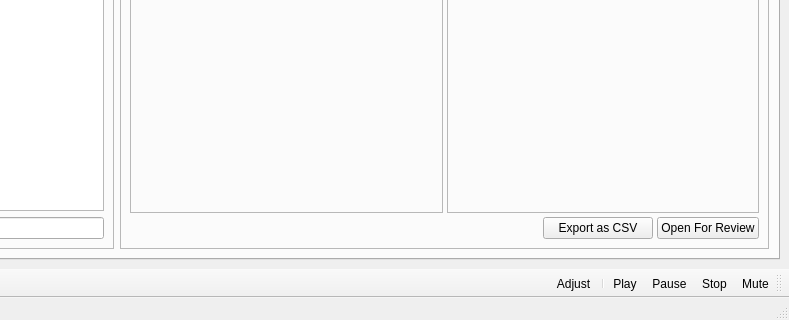
Qt form qtsrc/eyeplus/mainwindow.ui (starshine-bcit/eyeplus) before a commit; both pictures show x 231 to 1020 and y 405 to 725 of the 1020 by 725 pixel window.
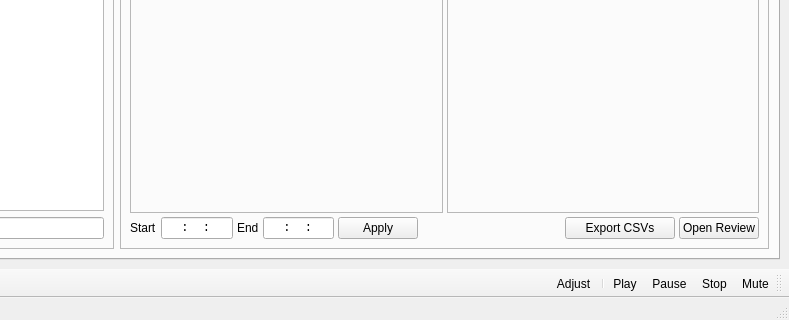
The same form after that commit. Icons and pictures are not drawn.

Commit message: Add GUI elements to choose selected start and end analysis times Add input validation for start and end times Adjust database methods to return data only between given timestamps Adjust text summary / charts to work with less than all input data

Diff of the .ui file:
```diff
--- a/qtsrc/eyeplus/mainwindow.ui
+++ b/qtsrc/eyeplus/mainwindow.ui
@@ -242,7 +242,89 @@
             </layout>
            </item>
            <item>
-            <layout class="QHBoxLayout" name="horizontalLayoutSummaryButtons">
+            <layout class="QHBoxLayout" name="horizontalLayoutSummaryButtons" stretch="0,1,0,1,1,2,1,1">
+             <item>
+              <widget class="QLabel" name="labelStart">
+               <property name="text">
+                <string>Start</string>
+               </property>
+              </widget>
+             </item>
+             <item>
+              <widget class="QLineEdit" name="lineEditStartTime">
+               <property name="font">
+                <font>
+                 <family>Consolas</family>
+                </font>
+               </property>
+               <property name="layoutDirection">
+                <enum>Qt::LeftToRight</enum>
+               </property>
+               <property name="inputMask">
+                <string>00:99:99</string>
+               </property>
+               <property name="text">
+                <string>::</string>
+               </property>
+               <property name="maxLength">
+                <number>8</number>
+               </property>
+               <property name="cursorPosition">
+                <number>0</number>
+               </property>
+               <property name="alignment">
+                <set>Qt::AlignCenter</set>
+               </property>
+               <property name="placeholderText">
+                <string>00:00:00</string>
+               </property>
+              </widget>
+             </item>
+             <item>
+              <widget class="QLabel" name="labelEnd">
+               <property name="text">
+                <string>End</string>
+               </property>
+              </widget>
+             </item>
+             <item>
+              <widget class="QLineEdit" name="lineEditEndTime">
+               <property name="font">
+                <font>
+                 <family>Consolas</family>
+                </font>
+               </property>
+               <property name="inputMask">
+                <string>00:99:99</string>
+               </property>
+               <property name="text">
+                <string>::</string>
+               </property>
+               <property name="maxLength">
+                <number>8</number>
+               </property>
+               <property name="cursorPosition">
+                <number>0</number>
+               </property>
+               <property name="alignment">
+                <set>Qt::AlignCenter</set>
+               </property>
+               <property name="placeholderText">
+                <string>99:99:99</string>
+               </property>
+              </widget>
+             </item>
+             <item>
+              <widget class="QPushButton" name="pushButtonApplyParts">
+               <property name="text">
+                <string>Apply</string>
+               </property>
+               <property name="icon">
+                <iconset resource="icons.qrc">
+                 <normaloff>:/icons/check-check.svg</normaloff>:/icons/check-check.svg</iconset>
+               </property>
+              </widget>
+             </item>
              <item>
               <spacer name="horizontalSpacer">
                <property name="orientation">
@@ -268,7 +350,7 @@
                 <string>Export a series for the selected run only</string>
                </property>
                <property name="text">
-                <string>Export as CSV</string>
+                <string>Export CSVs</string>
                </property>
                <property name="icon">
                 <iconset resource="icons.qrc">
@@ -282,7 +364,7 @@
                 <string>Open For individual review and playback</string>
                </property>
                <property name="text">
-                <string>Open For Review</string>
+                <string>Open Review</string>
                </property>
                <property name="icon">
                 <iconset resource="icons.qrc">
```
The commit also changes 3 other files.
